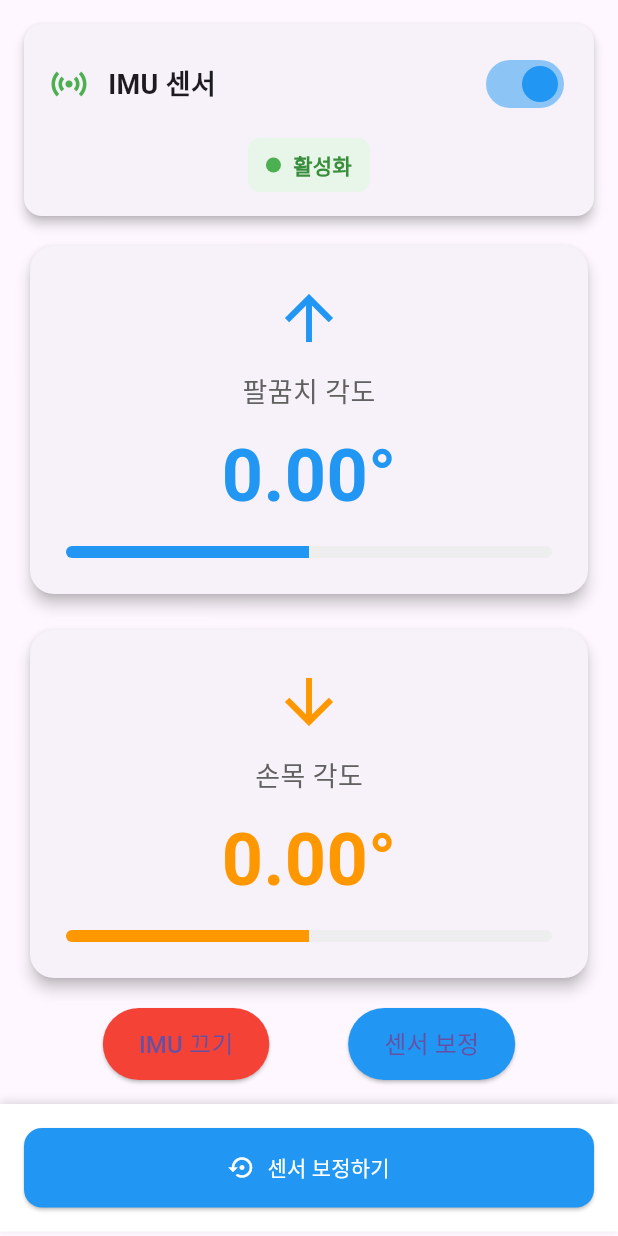
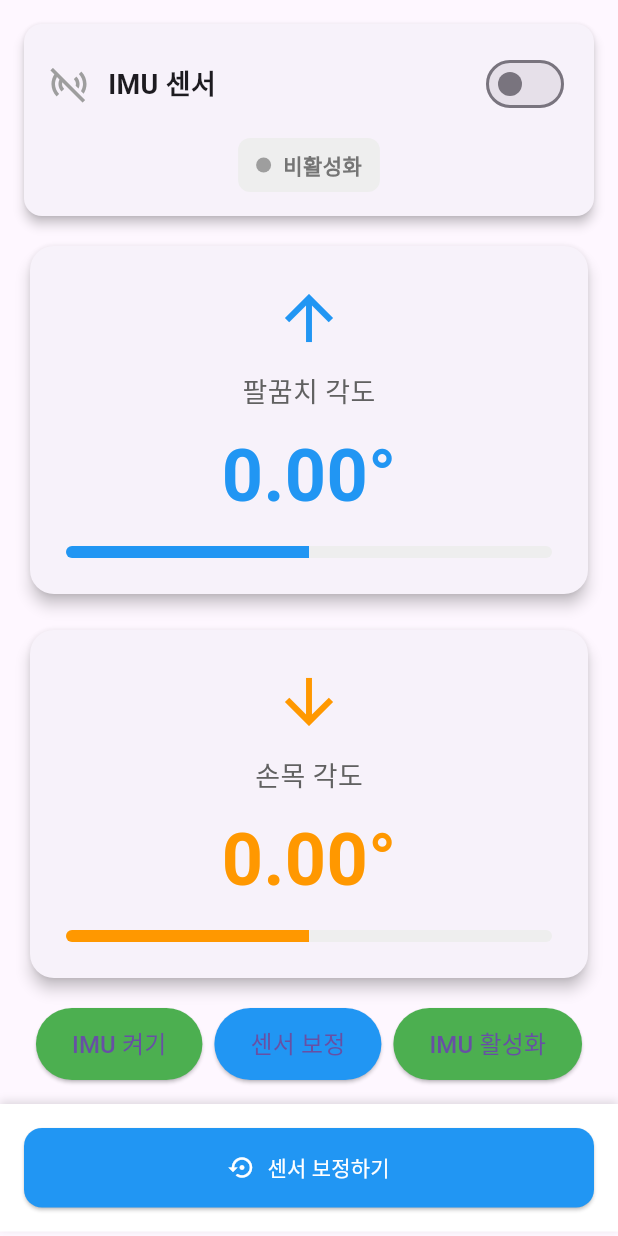
Before and after one commit to mingun0112/ROOKIES, a Flutter app: the IMUControlTab widget shown alone on an empty page, opened directly, on a phone screen of 412 x 824 dp. Run offline on Flutter 3.47's test engine with Material 3 defaults, Android fonts, the light colour scheme and no system bars; our stand-ins replace flutter_blue_plus, permission_handler, shared_preferences; accounts and stored records are empty.

Commit message:
bug: logging

```diff
--- a/rookies_app/lib/screen/imu_control_tab.dart
+++ b/rookies_app/lib/screen/imu_control_tab.dart
@@ -14,7 +14,7 @@ class IMUControlTab extends StatefulWidget {
 }
 
 class _IMUControlTabState extends State<IMUControlTab> {
-  bool imuEnabled = true;
+  bool imuEnabled = false;
   double elbow = 0.0;
   double wrist = 0.0;
   StreamSubscription? sensorSubscription;
@@ -266,6 +266,18 @@ class _IMUControlTabState extends State<IMUControlTab> {
                   ),
                   child: Text('센서 보정', style: TextStyle(fontSize: 16)),
                 ),
+                ElevatedButton(
+                  onPressed: () async {
+                    if (!imuEnabled) {
+                      await toggleIMU(); // IMU 활성화 명령 전송
+                    }
+                  },
+                  style: ElevatedButton.styleFrom(
+                    padding: EdgeInsets.symmetric(horizontal: 24, vertical: 12),
+                    backgroundColor: Colors.green,
+                  ),
+                  child: Text('IMU 활성화', style: TextStyle(fontSize: 16)),
+                ),
               ],
             ),
           ),
```
